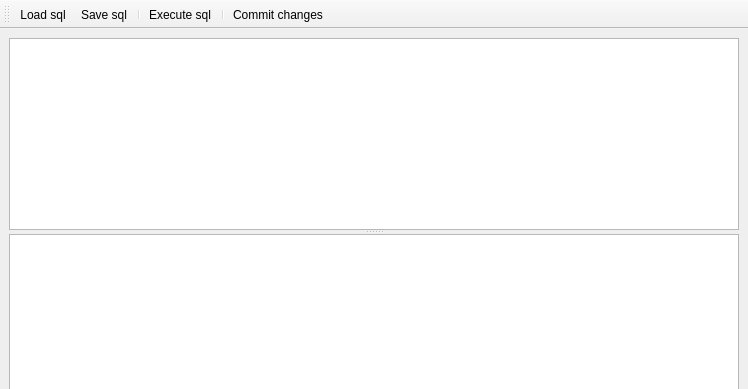
Qt form source/qtdesigner/oracle_my_sql_ui.ui (MValaguz/MGrep) before a commit; both pictures show x 0 to 748 and y 0 to 389 of the 748 by 635 pixel window.
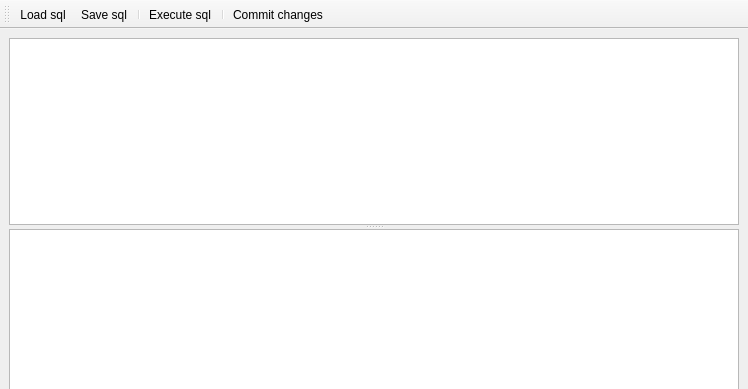
The same form after that commit. Icons and pictures are not drawn.

Commit message: Splitter in oracle_my_sql

```diff
--- a/source/qtdesigner/oracle_my_sql_ui.ui
+++ b/source/qtdesigner/oracle_my_sql_ui.ui
@@ -31,6 +31,18 @@
        <enum>Qt::Vertical</enum>
       </property>
       <widget class="QTextEdit" name="e_sql">
+       <property name="sizePolicy">
+        <sizepolicy hsizetype="Expanding" vsizetype="Expanding">
+         <horstretch>0</horstretch>
+         <verstretch>1</verstretch>
+        </sizepolicy>
+       </property>
+       <property name="minimumSize">
+        <size>
+         <width>0</width>
+         <height>100</height>
+        </size>
+       </property>
        <property name="font">
         <font>
          <family>Courier</family>
@@ -42,7 +54,7 @@
        <property name="sizePolicy">
         <sizepolicy hsizetype="Expanding" vsizetype="Expanding">
          <horstretch>0</horstretch>
-         <verstretch>20</verstretch>
+         <verstretch>2</verstretch>
         </sizepolicy>
        </property>
        <property name="alternatingRowColors">
```
The commit also changes 5 other files.
